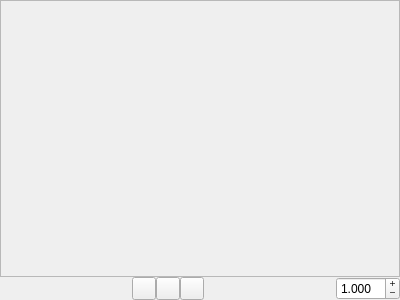
This is src/dicomview/framechooser.ui in jedrzejowski/sokar-app as Qt 5 draws it before an edit. The edited form follows.
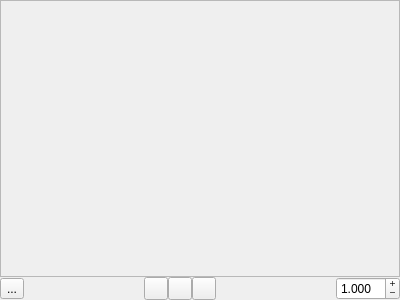
This is the edited form. Icons and pictures are not drawn.

The edit to the form file:
```diff
--- a/src/dicomview/framechooser.ui
+++ b/src/dicomview/framechooser.ui
@@ -64,6 +64,13 @@
       <property name="bottomMargin">
        <number>0</number>
       </property>
+      <item>
+       <widget class="QToolButton" name="sweepBtn">
+        <property name="text">
+         <string>...</string>
+        </property>
+       </widget>
+      </item>
       <item>
        <spacer name="horizontalSpacer2">
         <property name="orientation">
```
Left out of the diff: 2 changed lines with no effect on the pictures.
